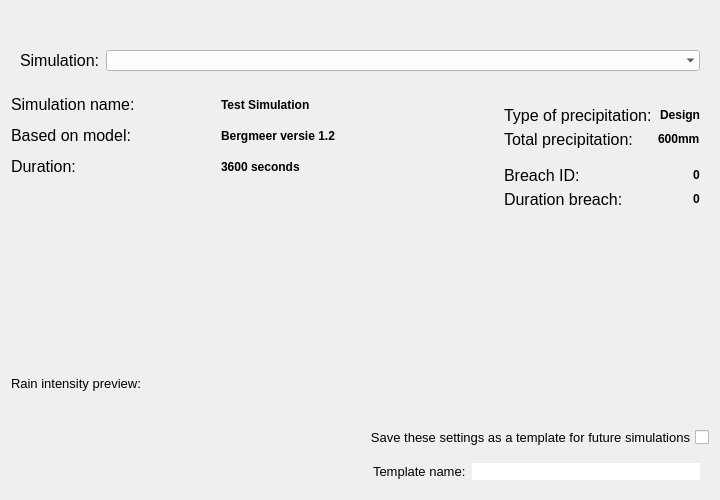
First picture: the form in threedi_api_qgis_client/ui/page_initiation.ui, repository nens/threedi-api-qgis-client, before the edit.
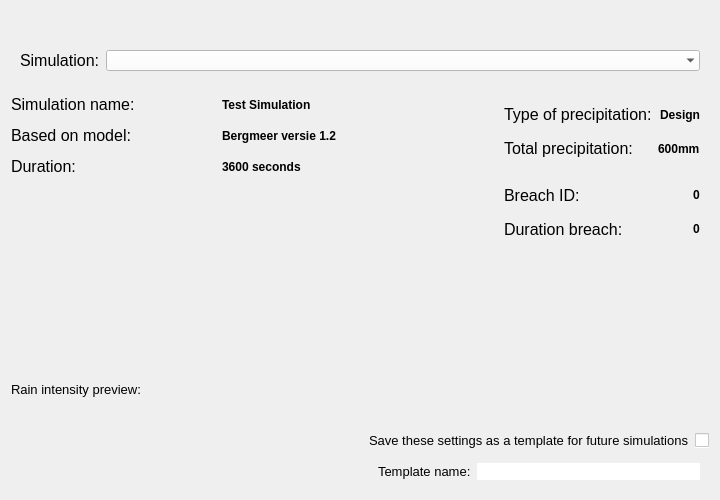
Second picture: the form after the edit.

```diff
--- a/threedi_api_qgis_client/ui/page_initiation.ui
+++ b/threedi_api_qgis_client/ui/page_initiation.ui
@@ -287,13 +287,13 @@
        <property name="minimumSize">
         <size>
          <width>0</width>
-         <height>60</height>
+         <height>80</height>
         </size>
        </property>
        <property name="maximumSize">
         <size>
          <width>16777215</width>
-         <height>50</height>
+         <height>80</height>
         </size>
        </property>
        <layout class="QGridLayout" name="gridLayout_3">
@@ -365,13 +365,13 @@
        <property name="minimumSize">
         <size>
          <width>0</width>
-         <height>60</height>
+         <height>80</height>
         </size>
        </property>
        <property name="maximumSize">
         <size>
          <width>16777215</width>
-         <height>50</height>
+         <height>80</height>
         </size>
        </property>
        <layout class="QGridLayout" name="gridLayout_4">
@@ -749,6 +749,18 @@
    </item>
    <item row="15" column="3" colspan="3">
     <layout class="QHBoxLayout" name="horizontalLayout_2">
+     <item>
+      <widget class="QLabel" name="label_2">
+       <property name="font">
+        <font>
+         <pointsize>10</pointsize>
+        </font>
+       </property>
+       <property name="text">
+        <string>Save these settings as a template for future simulations</string>
+       </property>
+      </widget>
+     </item>
      <item>
       <widget class="QCheckBox" name="cb_save_template">
        <property name="font">
@@ -759,26 +771,19 @@
        <property name="layoutDirection">
         <enum>Qt::RightToLeft</enum>
        </property>
+       <property name="styleSheet">
+        <string notr="true">QCheckBox{background-color: white;}</string>
+       </property>
        <property name="text">
-        <string>Save these settings as a template for future simulations</string>
+        <string/>
+       </property>
+       <property name="checked">
+        <bool>false</bool>
        </property>
       </widget>
      </item>
     </layout>
    </item>
-   <item row="15" column="2">
-    <spacer name="horizontalSpacer_3">
-     <property name="orientation">
-      <enum>Qt::Horizontal</enum>
-     </property>
-     <property name="sizeHint" stdset="0">
-      <size>
-       <width>40</width>
-       <height>20</height>
-      </size>
-     </property>
-    </spacer>
-   </item>
   </layout>
  </widget>
  <resources/>
```
Left out of the diff: 119 changed lines with no effect on the pictures.
